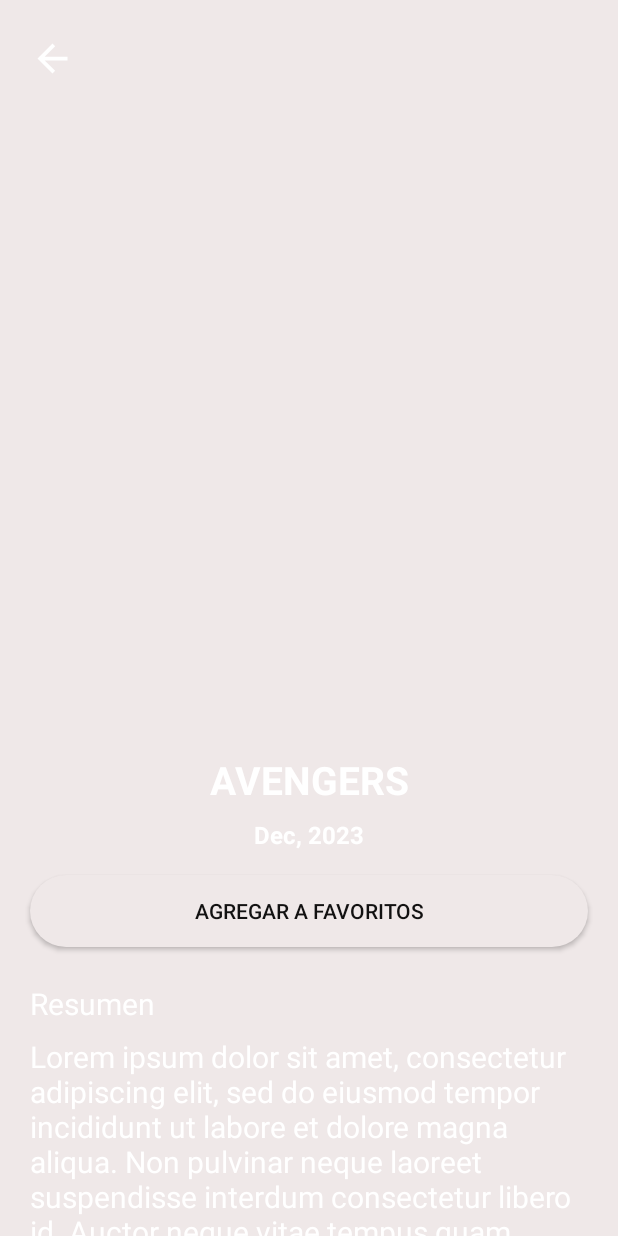
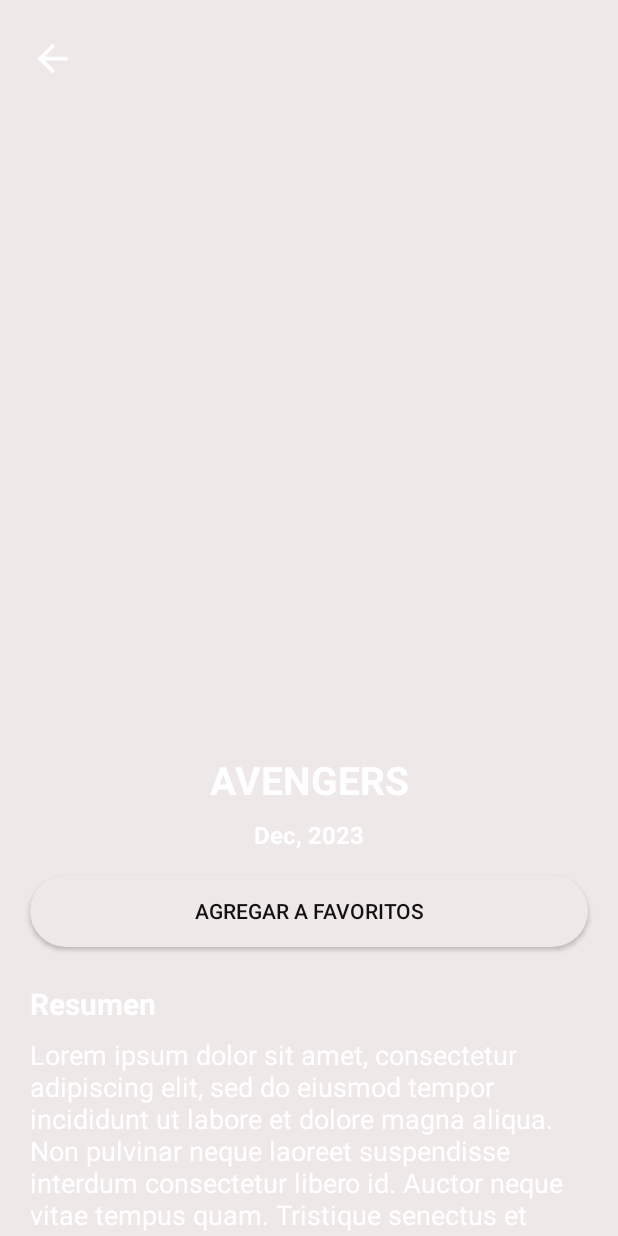
Before and after one commit to Nicolamber/brubankExcercise, an Android app: the layout activity_movie_detail.xml on its own in the app's theme, with its tools: preview values and no code run, on a phone screen of 412 x 824 dp. Run offline under Robolectric (Android 15) with nearby library versions, the phone set to English and light mode, and no system bars.

Commit message:
cambio tamaño de letras y titulos

```diff
--- a/app/src/main/res/layout/activity_movie_detail.xml
+++ b/app/src/main/res/layout/activity_movie_detail.xml
@@ -121,7 +121,7 @@
             android:textAlignment="textStart"
             android:textColor="@color/text"
             android:textSize="20sp"
-            android:textStyle="normal"
+            android:textStyle="bold"
             android:visibility="gone"
             app:layout_constraintEnd_toEndOf="parent"
             app:layout_constraintStart_toStartOf="parent"
@@ -139,7 +139,7 @@
             android:paddingBottom="16dp"
             android:textAlignment="textStart"
             android:textColor="@color/text"
-            android:textSize="20sp"
+            android:textSize="18sp"
             android:textStyle="normal"
             android:visibility="gone"
             app:layout_constraintEnd_toEndOf="parent"
```
